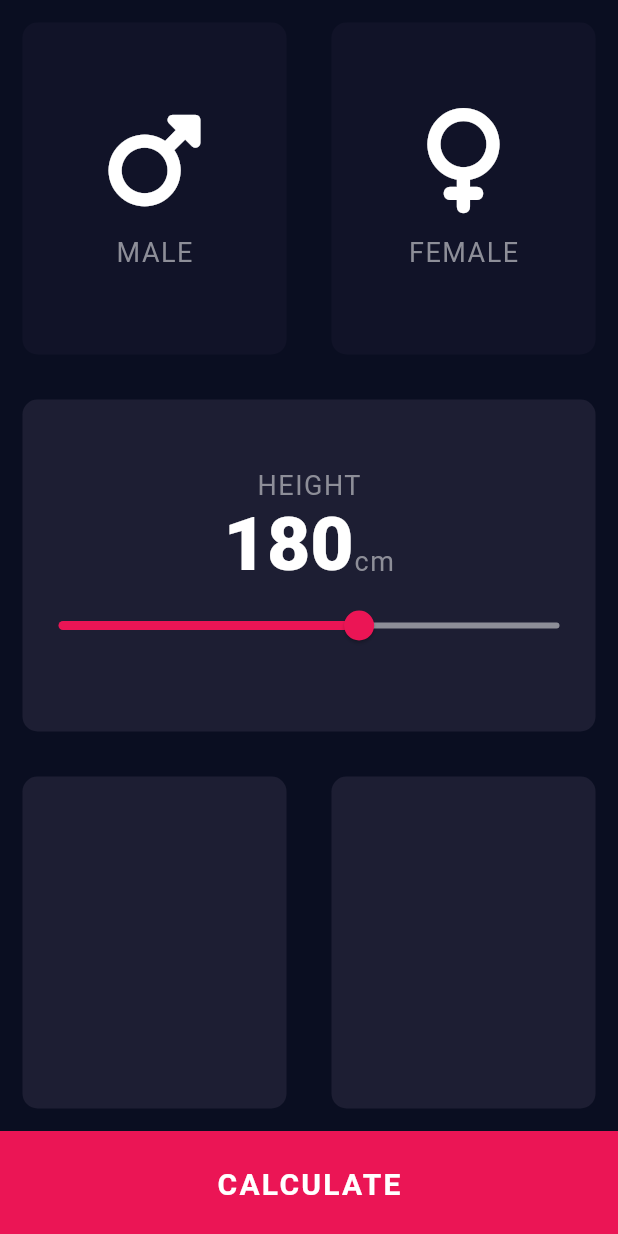
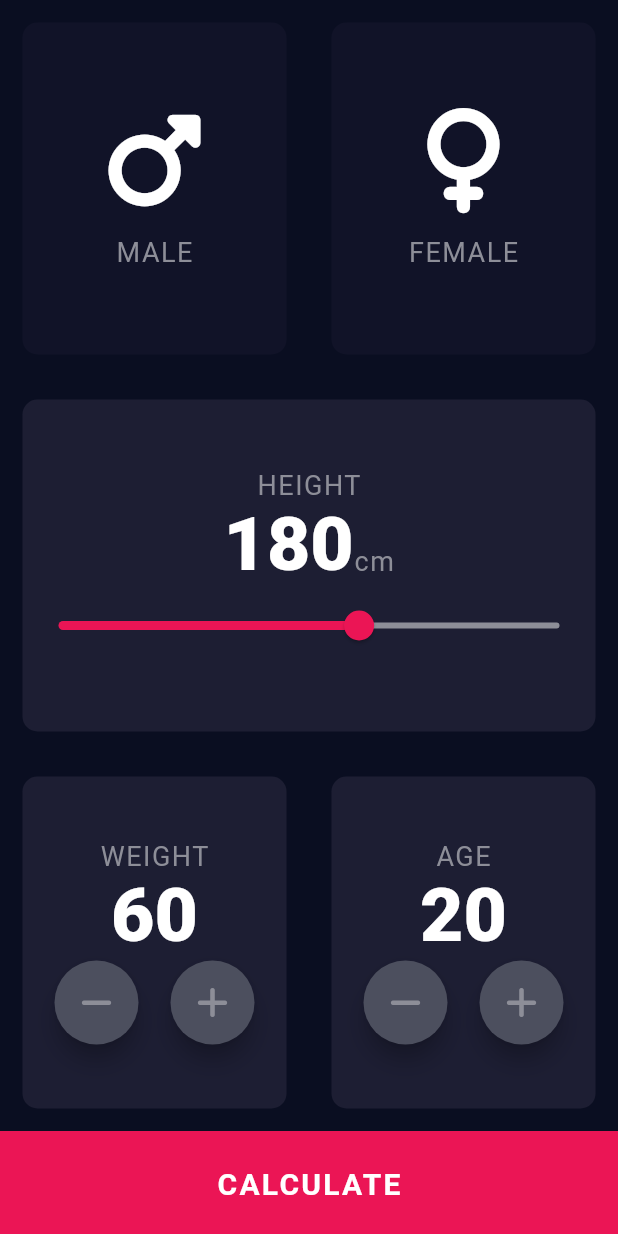
Before and after one commit to DrAmanBudhiraja/bmi_calculator, a Flutter app: the screen it shows after launch, on a phone screen of 412 x 824 dp. Run offline on Flutter 3.47's test engine with Material 2 defaults, Android fonts, the phone set to English and light mode, and no system bars; our stand-ins replace font_awesome_flutter.

Commit message:
Layout Finalized

```diff
--- a/lib/constants.dart
+++ b/lib/constants.dart
@@ -13,6 +13,7 @@ const kSliderActiveColor = Color(0xFFEB1555);
 const kMinSliderValue = 120.0;
 const kMaxSliderValue = 220.0;
 const kSliderInactiveColor = Color(0xFF8D8E98);
+const kFABColor = Color(0xFF4C4F5E);
 
 const kCardTextStyle = TextStyle(
   color: kFontColor,
--- a/lib/input_page.dart
+++ b/lib/input_page.dart
@@ -16,6 +16,8 @@ class InputPage extends StatefulWidget {
 class _InputPageState extends State<InputPage> {
   Gender? selectedGender;
   int height = 180;
+  int weight = 60;
+  int age = 20;
 
   @override
   Widget build(BuildContext context) {
@@ -102,14 +104,83 @@ class _InputPageState extends State<InputPage> {
             ),
             Expanded(
               child: Row(
-                children: const [
-                  Expanded(
-                      child: GreyCard(
-                    color: kActiveCardColor,
-                  )),
+                children: [
                   Expanded(
                     child: GreyCard(
                       color: kActiveCardColor,
+                      cardChild: Column(
+                        mainAxisAlignment: MainAxisAlignment.center,
+                        children: [
+                          const Text(
+                            'WEIGHT',
+                            style: kCardTextStyle,
+                          ),
+                          Text(
+                            weight.toString(),
+                            style: kNumberTextStyle,
+                          ),
+                          Row(
+                            mainAxisAlignment: MainAxisAlignment.spaceEvenly,
+                            children: [
+                              RoundIconButton(
+                                icon: FontAwesomeIcons.minus,
+                                onPress: () {
+                                  setState(() {
+                                    weight--;
+                                  });
+                                },
+                              ),
+                              RoundIconButton(
+                                icon: FontAwesomeIcons.plus,
+                                onPress: () {
+                                  setState(() {
+                                    weight++;
+                                  });
+                                },
+                              ),
+                            ],
+                          ),
+                        ],
+                      ),
+                    ),
+                  ),
+                  Expanded(
+                    child: GreyCard(
+                      color: kActiveCardColor,
+                      cardChild: Column(
+                        mainAxisAlignment: MainAxisAlignment.center,
+                        children: [
+                          const Text(
+                            'AGE',
+                            style: kCardTextStyle,
+                          ),
+                          Text(
+                            age.toString(),
+                            style: kNumberTextStyle,
+                          ),
+                          Row(
+                            mainAxisAlignment: MainAxisAlignment.spaceEvenly,
+                            children: [
+                              RoundIconButton(
+                                icon: FontAwesomeIcons.minus,
+                                onPress: () {
+                                  setState(() {
+                                    age--;
+                                  });
+                                },
+                              ),
+                              RoundIconButton(
+                                icon: FontAwesomeIcons.plus,
+                                onPress: () {
+                                  setState(() {
+                                    age++;
+                                  });
+                                },
+                              ),
+                            ],
+                          ),
+                        ],
+                      ),
                     ),
                   ),
                 ],
@@ -135,3 +206,26 @@ class _InputPageState extends State<InputPage> {
     );
   }
 }
+
+class RoundIconButton extends StatelessWidget {
+  const RoundIconButton({Key? key, required this.icon, required this.onPress})
+      : super(key: key);
+
+  final IconData icon;
+  final VoidCallback onPress;
+
+  @override
+  Widget build(BuildContext context) {
+    return RawMaterialButton(
+      onPressed: onPress,
+      fillColor: kFABColor,
+      constraints: const BoxConstraints.tightFor(width: 56.0, height: 56.0),
+      elevation: 6.0,
+      shape: const CircleBorder(),
+      child: FaIcon(
+        icon,
+        color: kFontColor,
+      ),
+    );
+  }
+}
```
